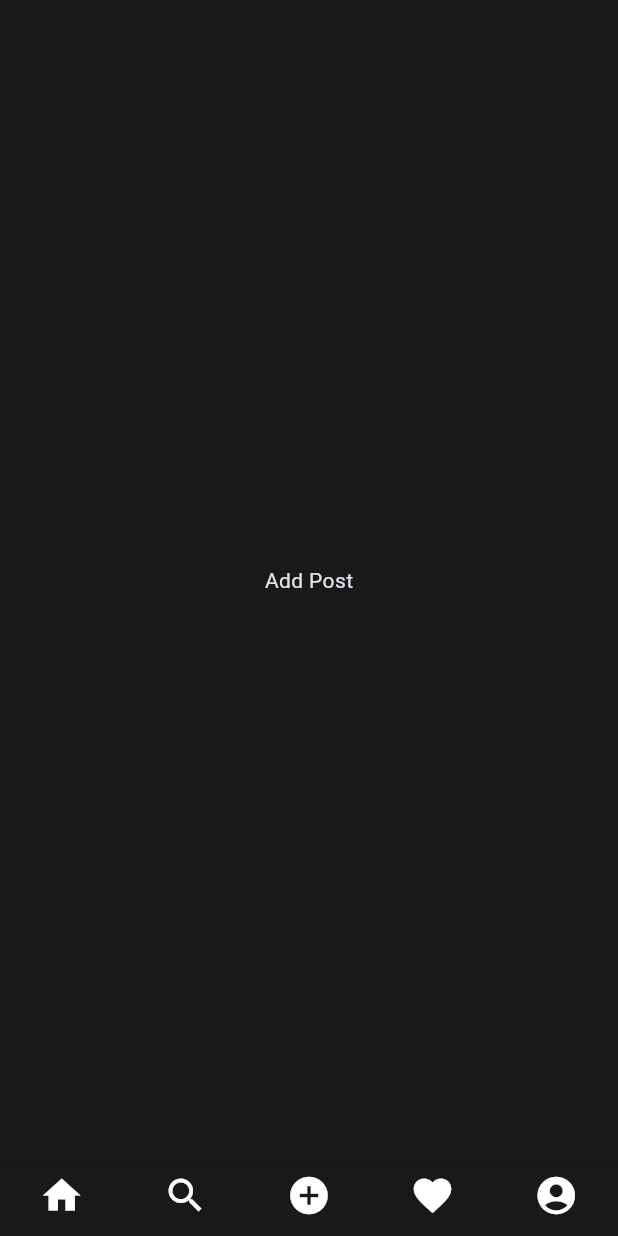
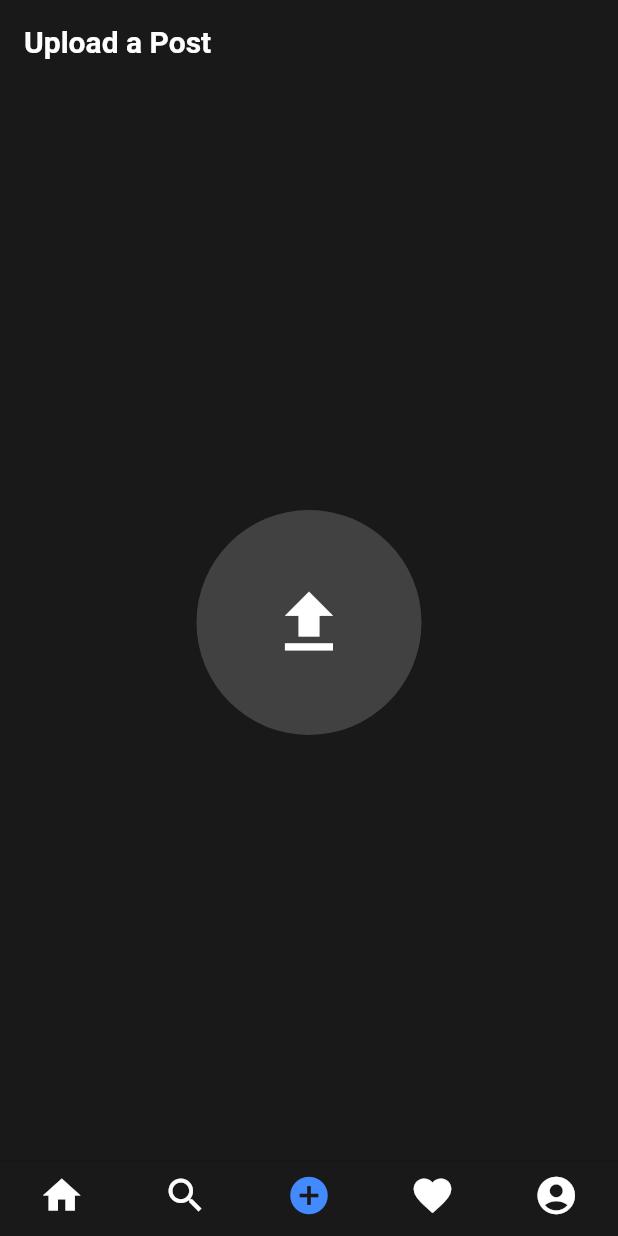
Before and after one commit to mario-dg/lategram, a Flutter app: the screen it shows after launch, swiped to page 3, on a phone screen of 412 x 824 dp. Run offline on Flutter 3.47's test engine with Material 3 defaults, Android fonts, the phone set to English and light mode, and no system bars; our stand-ins replace flutter_feather_icons, flutter_svg.

Commit message:
Implement Upload Post Page and current page highlighting

```diff
--- a/lib/features/presentation/screens/add_post/add_post_screen.dart
+++ /dev/null
@@ -1,12 +0,0 @@
-import 'package:flutter/material.dart';
-
-class AddPostScreen extends StatelessWidget {
-  const AddPostScreen({super.key});
-
-  @override
-  Widget build(BuildContext context) {
-    return const Center(
-      child: Text("Add Post"),
-    );
-  }
-}
--- a/lib/features/presentation/screens/main_screen/main_screen.dart
+++ b/lib/features/presentation/screens/main_screen/main_screen.dart
@@ -1,10 +1,5 @@
 import 'package:flutter/cupertino.dart';
 import 'package:flutter/material.dart';
-import 'package:lategram/features/presentation/screens/activity/activity_screen.dart';
-import 'package:lategram/features/presentation/screens/add_post/add_post_screen.dart';
-import 'package:lategram/features/presentation/screens/home/home_screen.dart';
-import 'package:lategram/features/presentation/screens/profile/profile_screen.dart';
-import 'package:lategram/features/presentation/screens/search/search_screen.dart';
 import 'package:lategram/globals.dart';
 
 class MainScreen extends StatefulWidget {
@@ -50,21 +45,26 @@ class _MainScreenState extends State<MainScreen> {
       bottomNavigationBar: CupertinoTabBar(
         backgroundColor: mobileBackgroundColor,
         onTap: navigationTapped,
-        items: const [
+        items: [
           BottomNavigationBarItem(
-            icon: Icon(Icons.home, color: primaryColor),
+            icon: Icon(Icons.home,
+                color: _currentPageIndex == 0 ? accentColor : primaryColor),
           ),
           BottomNavigationBarItem(
-            icon: Icon(Icons.search, color: primaryColor),
+            icon: Icon(Icons.search,
+                color: _currentPageIndex == 1 ? accentColor : primaryColor),
           ),
           BottomNavigationBarItem(
-            icon: Icon(Icons.add_circle, color: primaryColor),
+            icon: Icon(Icons.add_circle,
+                color: _currentPageIndex == 2 ? accentColor : primaryColor),
           ),
           BottomNavigationBarItem(
-            icon: Icon(Icons.favorite, color: primaryColor),
+            icon: Icon(Icons.favorite,
+                color: _currentPageIndex == 3 ? accentColor : primaryColor),
           ),
           BottomNavigationBarItem(
-            icon: Icon(Icons.account_circle, color: primaryColor),
+            icon: Icon(Icons.account_circle,
+                color: _currentPageIndex == 4 ? accentColor : primaryColor),
           ),
         ],
       ),
@@ -72,13 +72,7 @@ class _MainScreenState extends State<MainScreen> {
         physics: const NeverScrollableScrollPhysics(),
         controller: pageController,
         onPageChanged: onPageChanged,
-        children: const [
-          HomeScreen(),
-          SearchScreen(),
-          AddPostScreen(),
-          ActivityScreen(),
-          ProfileScreen(),
-        ],
+        children: mainScreenPages,
       ),
     );
   }
--- a/lib/features/presentation/screens/profile/profile_screen.dart
+++ b/lib/features/presentation/screens/profile/profile_screen.dart
@@ -133,16 +133,13 @@ class ProfileScreen extends StatelessWidget {
                 physics: const ScrollPhysics(),
                 gridDelegate: const SliverGridDelegateWithFixedCrossAxisCount(
                   crossAxisCount: 3,
-                  mainAxisSpacing: 4,
-                  crossAxisSpacing: 4,
+                  mainAxisSpacing: 2,
+                  crossAxisSpacing: 2,
                 ),
                 itemBuilder: (context, index) => Container(
                   width: 100,
                   height: 100,
-                  decoration: BoxDecoration(
-                    color: secondaryColor,
-                    borderRadius: BorderRadius.circular(15),
-                  ),
+                  color: secondaryColor,
                 ),
               ),
             ],
--- a/lib/features/presentation/screens/search/search_screen.dart
+++ b/lib/features/presentation/screens/search/search_screen.dart
@@ -1,5 +1,4 @@
 import 'package:flutter/material.dart';
-import 'package:flutter_staggered_grid_view/flutter_staggered_grid_view.dart';
 import 'package:lategram/features/presentation/screens/search/widgets/search_widget.dart';
 import 'package:lategram/features/utils/helpers.dart';
 import 'package:lategram/globals.dart';
@@ -39,16 +38,13 @@ class _SearchScreenState extends State<SearchScreen> {
                   physics: const ScrollPhysics(),
                   gridDelegate: const SliverGridDelegateWithFixedCrossAxisCount(
                     crossAxisCount: 3,
-                    mainAxisSpacing: 4,
-                    crossAxisSpacing: 4,
+                    mainAxisSpacing: 2,
+                    crossAxisSpacing: 2,
                   ),
                   itemBuilder: (context, index) => Container(
                     width: 100,
                     height: 100,
-                    decoration: BoxDecoration(
-                      color: secondaryColor,
-                      borderRadius: BorderRadius.circular(15),
-                    ),
+                    color: secondaryColor,
                   ),
                 ),
               ],
--- /dev/null
+++ b/lib/features/presentation/screens/upload_post/upload_post_screen.dart
@@ -0,0 +1,41 @@
+import 'package:flutter/material.dart';
+import 'package:lategram/globals.dart';
+
+class UploadPostScreen extends StatelessWidget {
+  const UploadPostScreen({super.key});
+
+  @override
+  Widget build(BuildContext context) {
+    return Scaffold(
+      backgroundColor: mobileBackgroundColor,
+      appBar: AppBar(
+        backgroundColor: mobileBackgroundColor,
+        title: const Text(
+          'Upload a Post',
+          style: TextStyle(
+            color: primaryColor,
+            fontSize: 20,
+            fontWeight: FontWeight.bold,
+          ),
+        ),
+      ),
+      body: Center(
+        child: Container(
+          width: 150,
+          height: 150,
+          decoration: BoxDecoration(
+            color: secondaryColor.withOpacity(0.3),
+            shape: BoxShape.circle,
+          ),
+          child: const Center(
+            child: Icon(
+              Icons.upload,
+              color: primaryColor,
+              size: 55,
+            ),
+          ),
+        ),
+      ),
+    );
+  }
+}
--- a/lib/globals.dart
+++ b/lib/globals.dart
@@ -1,4 +1,9 @@
 import 'package:flutter/material.dart';
+import 'package:lategram/features/presentation/screens/activity/activity_screen.dart';
+import 'package:lategram/features/presentation/screens/home/home_screen.dart';
+import 'package:lategram/features/presentation/screens/profile/profile_screen.dart';
+import 'package:lategram/features/presentation/screens/search/search_screen.dart';
+import 'package:lategram/features/presentation/screens/upload_post/upload_post_screen.dart';
 
 const mobileBackgroundColor = Color.fromRGBO(25, 25, 25, 255);
 const webBackgroundColor = Color.fromRGBO(45, 45, 45, 255);
@@ -9,3 +14,11 @@ const secondaryColor = Colors.grey;
 const accentColor = Colors.blueAccent;
 
 const borderRadius = 8.0;
+
+const mainScreenPages = [
+  HomeScreen(),
+  SearchScreen(),
+  UploadPostScreen(),
+  ActivityScreen(),
+  ProfileScreen(),
+];
```
